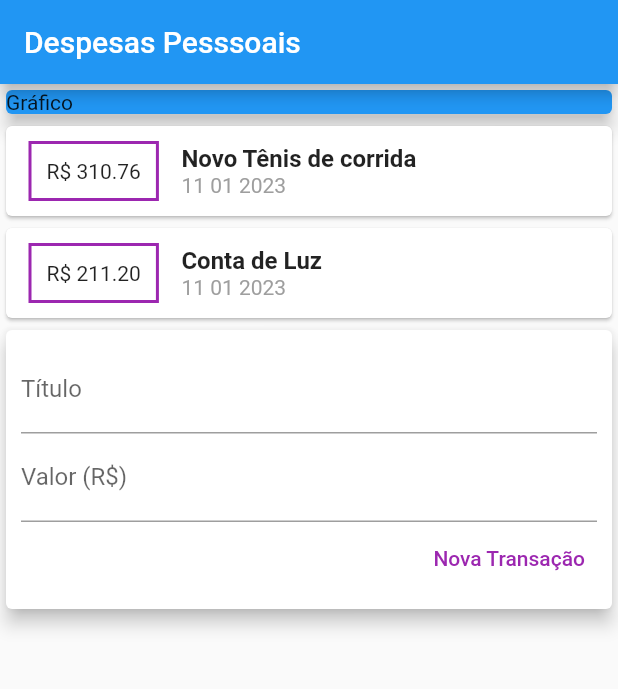
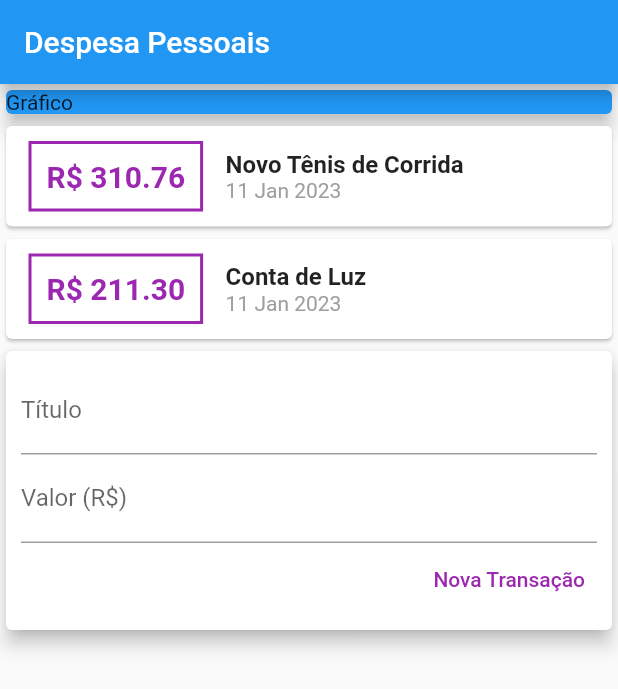
Before and after one commit to fercguerra/despesas_pessoais, a Flutter app: the screen it shows after launch, after a tap on "Nova Transação", on a phone screen of 412 x 824 dp. Shown: the top 689 px of the screen. Run offline on Flutter 3.47's test engine with Material 2 defaults, Android fonts, the phone set to English and light mode, and no system bars.

Commit message:
Componetização

```diff
--- /dev/null
+++ b/lib/components/transaction_list.dart
@@ -0,0 +1,62 @@
+import 'package:flutter/material.dart';
+import '../models/transaction.dart';
+import 'package:intl/intl.dart';
+
+class TransactionList extends StatelessWidget {
+  final List<Transaction> transactions;
+
+  const TransactionList(this.transactions, {Key? key}) : super(key: key);
+
+  @override
+  Widget build(BuildContext context) {
+    return Column(
+      children: transactions.map((tr) {
+        return Card(
+          child: Row(
+            children: [
+              Container(
+                margin: const EdgeInsets.symmetric(
+                  horizontal: 15,
+                  vertical: 10,
+                ),
+                decoration: BoxDecoration(
+                  border: Border.all(
+                    color: Colors.purple,
+                    width: 2,
+                  ),
+                ),
+                padding: const EdgeInsets.all(10),
+                child: Text(
+                  'R\$ ${tr.value.toStringAsFixed(2)}',
+                  style: const TextStyle(
+                    fontWeight: FontWeight.bold,
+                    fontSize: 20,
+                    color: Colors.purple,
+                  ),
+                ),
+              ),
+              Column(
+                crossAxisAlignment: CrossAxisAlignment.start,
+                children: [
+                  Text(
+                    tr.title,
+                    style: const TextStyle(
+                      fontSize: 16,
+                      fontWeight: FontWeight.bold,
+                    ),
+                  ),
+                  Text(
+                    DateFormat('d MMM y').format(tr.date),
+                    style: const TextStyle(
+                      color: Colors.grey,
+                    ),
+                  ),
+                ],
+              ),
+            ],
+          ),
+        );
+      }).toList(),
+    );
+  }
+}
--- /dev/null
+++ b/lib/components/transaction_user.dart
@@ -0,0 +1,38 @@
+import 'package:despesas_pessoais/components/transactions_form.dart';
+import 'package:flutter/material.dart';
+import 'transaction_list.dart';
+import '../models/transaction.dart';
+
+class TransactionUser extends StatefulWidget {
+  const TransactionUser({Key? key}) : super(key: key);
+
+  @override
+  State<TransactionUser> createState() => _TransactionUserState();
+}
+
+class _TransactionUserState extends State<TransactionUser> {
+  final _transactions = [
+    Transaction(
+      id: 't1',
+      title: 'Novo Tênis de Corrida',
+      value: 310.76,
+      date: DateTime.now(),
+    ),
+    Transaction(
+      id: 't2',
+      title: 'Conta de Luz',
+      value: 211.30,
+      date: DateTime.now(),
+    ),
+  ];
+
+  @override
+  Widget build(BuildContext context) {
+    return Column(
+      children: [
+        TransactionList(_transactions),
+        TransactionForm(),
+      ],
+    );
+  }
+}
--- /dev/null
+++ b/lib/components/transactions_form.dart
@@ -0,0 +1,51 @@
+import 'package:flutter/material.dart';
+
+class TransactionForm extends StatelessWidget {
+  TransactionForm({Key? key}) : super(key: key);
+
+  final titleController = TextEditingController();
+  final valueController = TextEditingController();
+
+  @override
+  Widget build(BuildContext context) {
+    return Card(
+      elevation: 5,
+      child: Padding(
+        padding: const EdgeInsets.all(10),
+        child: Column(
+          children: [
+            TextField(
+              controller: titleController,
+              decoration: const InputDecoration(
+                labelText: 'Título',
+              ),
+            ),
+            TextField(
+              controller: valueController,
+              decoration: const InputDecoration(
+                labelText: 'Valor (R\$)',
+              ),
+            ),
+            Row(
+              mainAxisAlignment: MainAxisAlignment.end,
+              children: <Widget>[
+                TextButton(
+                  child: const Text(
+                    'Nova Transação',
+                    style: TextStyle(
+                      color: Colors.purple,
+                    ),
+                  ),
+                  onPressed: () {
+                    print(titleController.text);
+                    print(valueController.text);
+                  },
+                )
+              ],
+            ),
+          ],
+        ),
+      ),
+    );
+  }
+}
--- a/lib/main.dart
+++ b/lib/main.dart
@@ -1,136 +1,38 @@
-import 'package:despesas_pessoais/models/transaction.dart';
 import 'package:flutter/material.dart';
-import 'package:intl/intl.dart';
+import 'components/transaction_user.dart';
 
-main() => runApp(ExpensesApp());
+main() => runApp(const ExpensesApp());
 
 class ExpensesApp extends StatelessWidget {
   const ExpensesApp({Key? key}) : super(key: key);
+  @override
+  Widget build(BuildContext context) {
+    return const MaterialApp(home: MyHomePage());
+  }
+}
+
+class MyHomePage extends StatelessWidget {
+  const MyHomePage({Key? key}) : super(key: key);
 
   @override
   Widget build(BuildContext context) {
-    return MaterialApp(debugShowCheckedModeBanner: false, home: MyHomepage());
-  }
-}
 
-class MyHomepage extends StatelessWidget {
-  final titleController = TextEditingController();
-  final valueController = TextEditingController();
+    return Scaffold(
 
-  final _transaction = [
-    Transaction(
-      id: 't1',
-      title: 'Novo Tênis de corrida',
-      value: 310.76,
-      date: DateTime.now(),
-    ),
-    Transaction(
-      id: 't2',
-      title: 'Conta de Luz',
-      value: 211.20,
-      date: DateTime.now(),
-    ),
-  ];
-
-  @override
-  Widget build(BuildContext context) {
-    return Scaffold(
       appBar: AppBar(
-        title: Text('Despesas Pesssoais'),
+        title: const Text('Despesa Pessoais'),
       ),
       body: Column(
         crossAxisAlignment: CrossAxisAlignment.stretch,
-        children: <Widget>[
-          Container(
-            width: double.infinity,
+        children: const [
+          SizedBox(
             child: Card(
               color: Colors.blue,
               child: Text('Gráfico'),
               elevation: 5,
             ),
           ),
-          Column(
-              children: _transaction.map((tr) {
-            return Card(
-              child: Row(
-                children: [
-                  Container(
-                    margin: EdgeInsets.symmetric(
-                      horizontal: 15,
-                      vertical: 10,
-                    ),
-                    decoration: BoxDecoration(
-                      border: Border.all(
-                        color: Colors.purple,
-                        width: 2,
-                      ),
-                    ),
-                    padding: EdgeInsets.all(10),
-                    child: Text(
-                      'R\$ ${tr.value.toStringAsFixed(2)}',
-                    ),
-                  ),
-                  Column(
-                    crossAxisAlignment: CrossAxisAlignment.start,
-                    children: [
-                      Text(
-                        tr.title,
-                        style: TextStyle(
-                          fontWeight: FontWeight.bold,
-                          fontSize: 16,
-                        ),
-                      ),
-                      Text(
-                        DateFormat('dd MM y').format(tr.date),
-                        style: TextStyle(
-                          color: Colors.grey,
-                        ),
-                      ),
-                    ],
-                  )
-                ],
-              ),
-            );
-          }).toList()),
-          Card(
-            elevation: 5,
-            child: Padding(
-              padding: const EdgeInsets.all(10.0),
-              child: Column(
-                children: <Widget>[
-                  TextField(
-                    controller: titleController,
-                    decoration: InputDecoration(
-                      labelText: 'Título',
-                    ),
-                  ),
-                  TextField(
-                    controller: valueController,
-                    decoration: InputDecoration(
-                      labelText: 'Valor (R\$)',
-                    ),
-                  ),
-                  Row(
-                    mainAxisAlignment: MainAxisAlignment.end,
-                    children: [
-                      TextButton(
-                        child: const Text(
-                          'Nova Transação',
-                          style: TextStyle(
-                            color: Colors.purple,
-                          ),
-                        ),
-                        onPressed: () {
-                          print(titleController);
-                          print(valueController);
-                        },
-                      ),
-                    ],
-                  ),
-                ],
-              ),
-            ),
-          ),
+          TransactionUser(),
         ],
       ),
     );
--- a/lib/models/transaction.dart
+++ b/lib/models/transaction.dart
@@ -1,5 +1,5 @@
 class Transaction {
-   final String id;
+  final String id;
   final String title;
   final double value;
   final DateTime date;
```
